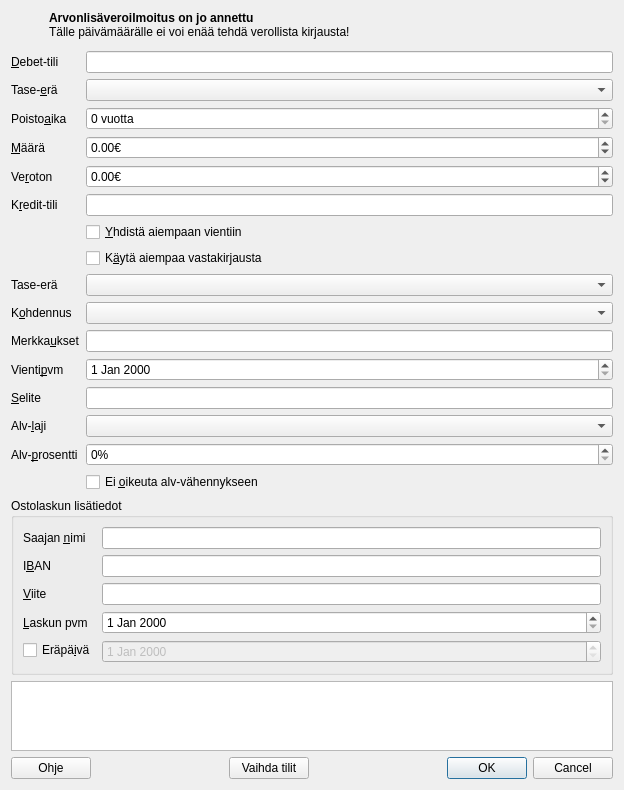
The window that kitupiikki/kirjaus/kirjausapuridialog.ui (artoh/kitupiikki) describes before a commit, drawn with Qt 5.
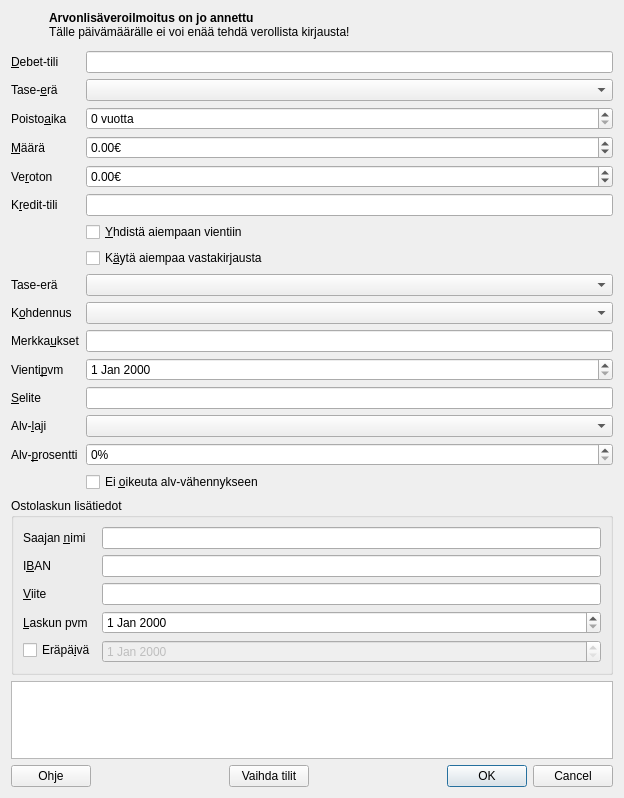
The same window after the commit. Icons and pictures are not drawn. Custom widgets are drawn as their Qt base class.

Commit message: #108 Myyntilaskun lisätiedot Apurissa

```diff
--- a/kitupiikki/kirjaus/kirjausapuridialog.ui
+++ b/kitupiikki/kirjaus/kirjausapuridialog.ui
@@ -7,7 +7,7 @@
     <x>0</x>
     <y>0</y>
     <width>624</width>
-    <height>768</height>
+    <height>798</height>
    </rect>
   </property>
   <property name="windowTitle">
```
Left out of the diff: 2 changed lines with no effect on the pictures. The commit also changes 1 other file.
